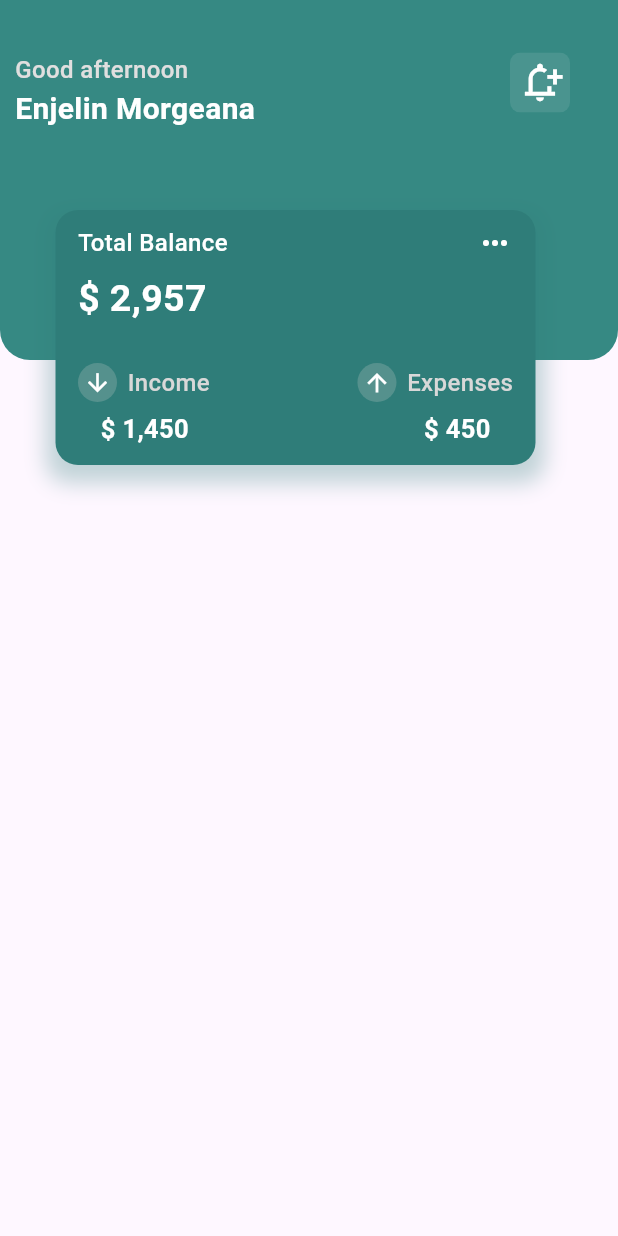
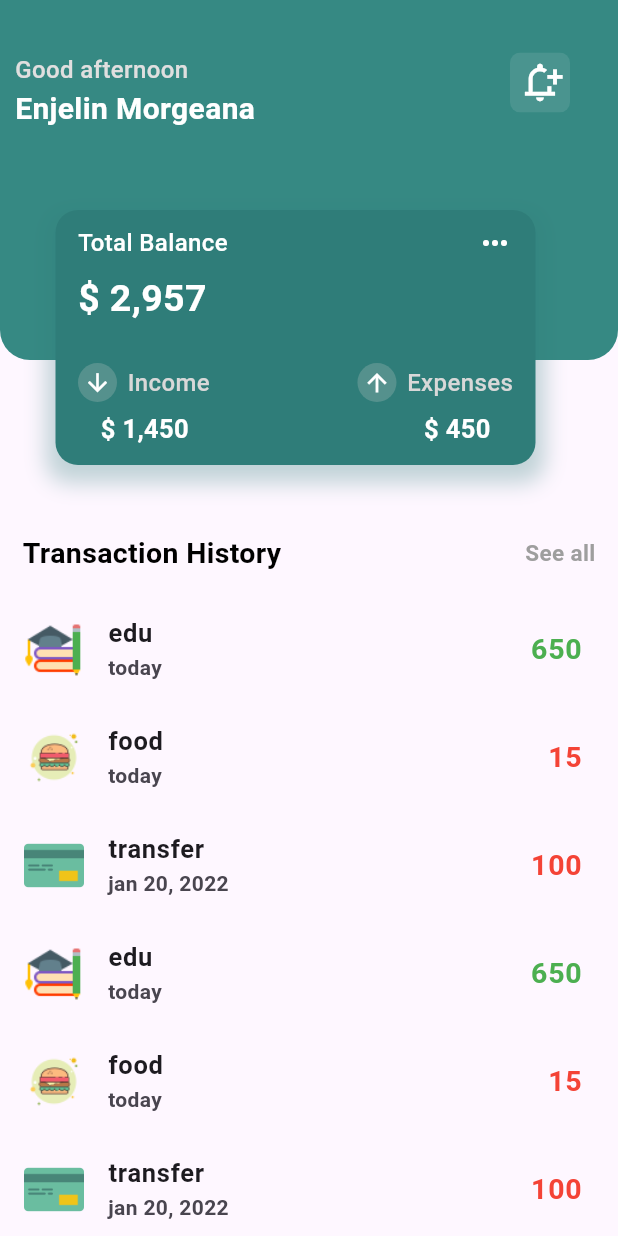
Before and after one commit to ttnppedr/first-finance-app, a Flutter app: the screen it shows after launch, on a phone screen of 412 x 824 dp. Run offline on Flutter 3.47's test engine with Material 3 defaults, Android fonts, the phone set to English and light mode, and no system bars.

Commit message:
Add transaction list

```diff
--- /dev/null
+++ b/lib/data/listdata.dart
@@ -0,0 +1,26 @@
+import 'money.dart';
+
+List<money> getter() {
+  money education = money();
+  education.name = 'edu';
+  education.fee = '650';
+  education.time = 'today';
+  education.image = 'Education.png';
+  education.buy = false;
+
+  money food = money();
+  food.name = 'food';
+  food.fee = '15';
+  food.time = 'today';
+  food.image = 'Food.png';
+  food.buy = true;
+
+  money transfer = money();
+  transfer.name = 'transfer';
+  transfer.fee = '100';
+  transfer.time = 'jan 20, 2022';
+  transfer.image = 'Transfer.png';
+  transfer.buy = true;
+
+  return [education, food, transfer, education, food, transfer];
+}
--- /dev/null
+++ b/lib/data/money.dart
@@ -0,0 +1,7 @@
+class money {
+  String? image;
+  String? name;
+  String? time;
+  String? fee;
+  bool? buy;
+}
--- a/lib/home.dart
+++ b/lib/home.dart
@@ -1,4 +1,6 @@
 import 'package:flutter/material.dart';
+
+import 'data/listdata.dart';
 
 class Home extends StatelessWidget {
   const Home({Key? key}) : super(key: key);
@@ -7,7 +9,75 @@ class Home extends StatelessWidget {
   Widget build(BuildContext context) {
     return Scaffold(
       body: SafeArea(
-        child: _head(),
+        child: CustomScrollView(
+          slivers: [
+            SliverToBoxAdapter(
+              child: SizedBox(height: 340, child: _head()),
+            ),
+            SliverToBoxAdapter(
+              child: Padding(
+                padding:
+                    const EdgeInsets.symmetric(horizontal: 15, vertical: 15),
+                child: Row(
+                  mainAxisAlignment: MainAxisAlignment.spaceBetween,
+                  children: [
+                    Text(
+                      'Transaction History',
+                      style: TextStyle(
+                          fontWeight: FontWeight.w600,
+                          fontSize: 19,
+                          color: Colors.black),
+                    ),
+                    Text(
+                      'See all',
+                      style: TextStyle(
+                          fontWeight: FontWeight.w600,
+                          fontSize: 15,
+                          color: Colors.grey),
+                    ),
+                  ],
+                ),
+              ),
+            ),
+            SliverList(
+              delegate: SliverChildBuilderDelegate(
+                (context, index) {
+                  return ListTile(
+                    leading: ClipRRect(
+                      borderRadius: BorderRadius.circular(5),
+                      child: Image.asset(
+                        'images/${getter()[index].image!}',
+                        height: 40,
+                      ),
+                    ),
+                    title: Text(
+                      getter()[index].name!,
+                      style: TextStyle(
+                        fontWeight: FontWeight.w600,
+                        fontSize: 17,
+                      ),
+                    ),
+                    subtitle: Text(
+                      getter()[index].time!,
+                      style: TextStyle(
+                        fontWeight: FontWeight.w600,
+                      ),
+                    ),
+                    trailing: Text(
+                      getter()[index].fee!,
+                      style: TextStyle(
+                        fontWeight: FontWeight.w600,
+                        fontSize: 19,
+                        color: getter()[index].buy! ? Colors.red : Colors.green,
+                      ),
+                    ),
+                  );
+                },
+                childCount: getter().length,
+              ),
+            ),
+          ],
+        ),
       ),
     );
   }
```
